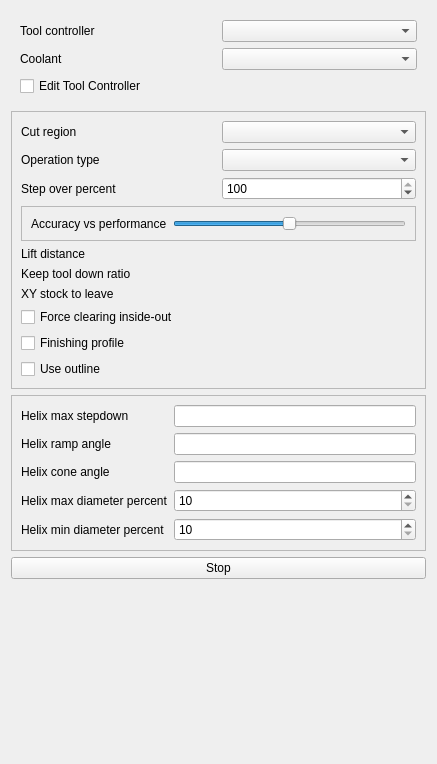
The window that src/Mod/CAM/Gui/Resources/panels/PageOpAdaptiveEdit.ui (southseact-3d/fcd) describes before a commit, drawn with Qt 5.
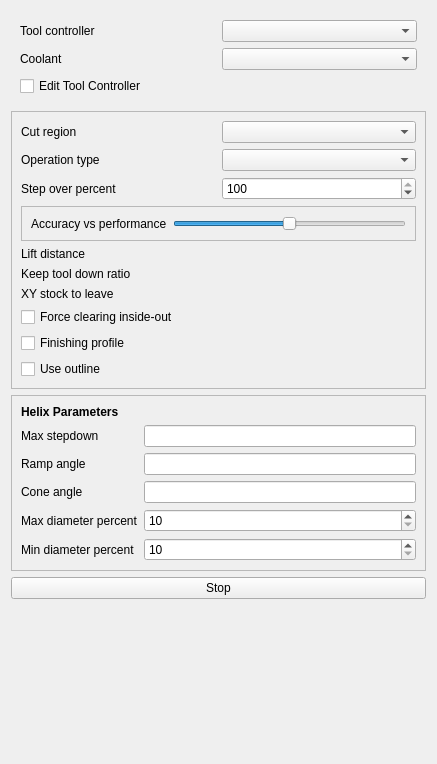
The same window after the commit. Custom widgets are drawn as their Qt base class.

Commit message: extract 'helix' header from property labels and make it the frame header

```diff
--- a/src/Mod/CAM/Gui/Resources/panels/PageOpAdaptiveEdit.ui
+++ b/src/Mod/CAM/Gui/Resources/panels/PageOpAdaptiveEdit.ui
@@ -240,10 +240,17 @@
       <enum>QFrame::Shadow::Raised</enum>
      </property>
      <layout class="QGridLayout" name="helixLayout">
+      <item row="0" column="0" colspan="2">
+       <widget class="QLabel" name="helix_header">
+        <property name="text">
+         <string>&lt;b&gt;Helix Parameters&lt;/b&gt;</string>
+        </property>
+       </widget>
+      </item>
       <item row="9" column="0">
        <widget class="QLabel" name="label_max_stepdown">
         <property name="text">
-         <string>Helix max stepdown</string>
+         <string>Max stepdown</string>
         </property>
        </widget>
       </item>
@@ -260,7 +267,7 @@
       <item row="10" column="0">
        <widget class="QLabel" name="label_7">
         <property name="text">
-         <string>Helix ramp angle</string>
+         <string>Ramp angle</string>
         </property>
        </widget>
       </item>
@@ -277,7 +284,7 @@
       <item row="12" column="0">
        <widget class="QLabel" name="label_8">
         <property name="text">
-         <string>Helix cone angle</string>
+         <string>Cone angle</string>
         </property>
        </widget>
       </item>
@@ -294,7 +301,7 @@
       <item row="14" column="0">
        <widget class="QLabel" name="label_9">
         <property name="text">
-         <string>Helix max diameter percent</string>
+         <string>Max diameter percent</string>
         </property>
        </widget>
       </item>
@@ -317,7 +324,7 @@
       <item row="15" column="0">
        <widget class="QLabel" name="label_9">
         <property name="text">
-         <string>Helix min diameter percent</string>
+         <string>Min diameter percent</string>
         </property>
        </widget>
       </item>
```
